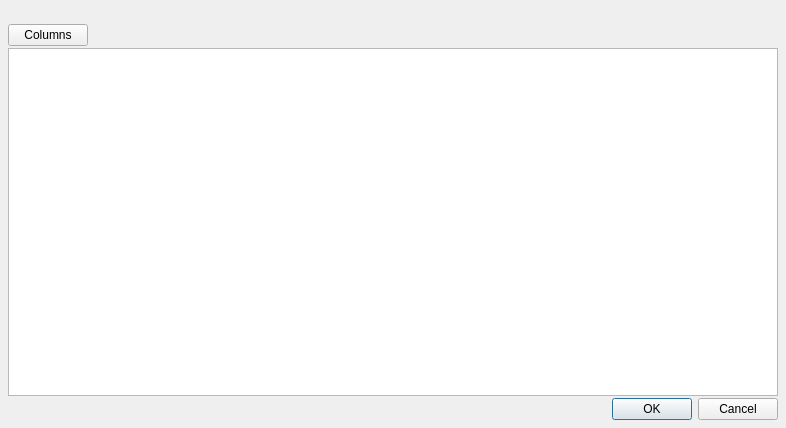
Old version of the form src/ui/ui_proposals.ui in the repository Bertrand256/dash-masternode-tool.
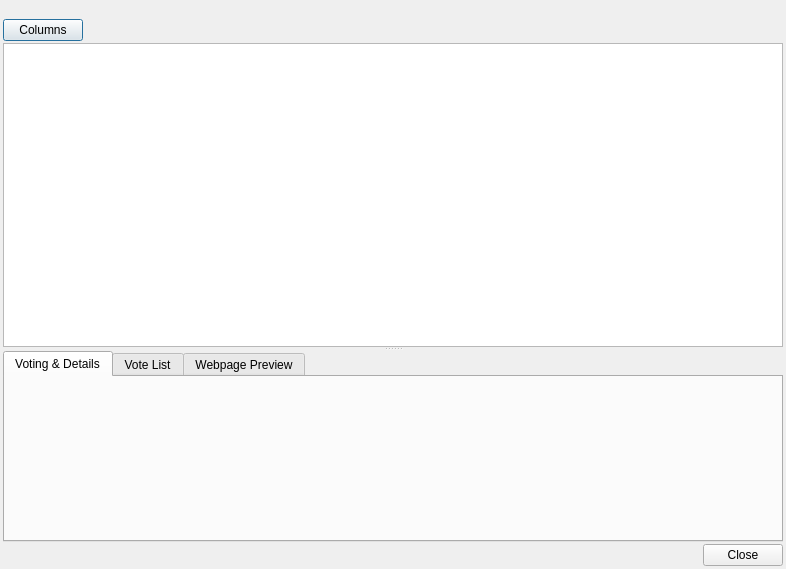
New version of the form.

Commit message: Improvements in performance when loading votes from database. Added tab widget for details.

What changed in the file:
```diff
--- a/src/ui/ui_proposals.ui
+++ b/src/ui/ui_proposals.ui
@@ -7,7 +7,7 @@
     <x>0</x>
     <y>0</y>
     <width>786</width>
-    <height>428</height>
+    <height>569</height>
    </rect>
   </property>
   <property name="windowTitle">
@@ -21,16 +21,16 @@
     <number>2</number>
    </property>
    <property name="leftMargin">
-    <number>8</number>
+    <number>3</number>
    </property>
    <property name="topMargin">
-    <number>8</number>
+    <number>3</number>
    </property>
    <property name="rightMargin">
-    <number>8</number>
+    <number>3</number>
    </property>
    <property name="bottomMargin">
-    <number>8</number>
+    <number>3</number>
    </property>
    <item>
     <widget class="QLabel" name="lblMessage">
@@ -70,6 +70,10 @@
     </layout>
    </item>
    <item>
+    <widget class="QSplitter" name="splitter">
+     <property name="orientation">
+      <enum>Qt::Vertical</enum>
+     </property>
     <widget class="QTableView" name="propsView">
      <property name="sizeAdjustPolicy">
       <enum>QAbstractScrollArea::AdjustToContentsOnFirstShow</enum>
@@ -102,11 +106,33 @@
       <bool>false</bool>
      </attribute>
     </widget>
+     <widget class="QTabWidget" name="tabDetails">
+      <property name="currentIndex">
+       <number>0</number>
+      </property>
+      <widget class="QWidget" name="tabVoting">
+       <attribute name="title">
+        <string>Voting &amp;&amp; Details</string>
+       </attribute>
+      </widget>
+      <widget class="QWidget" name="tabVoteList">
+       <attribute name="title">
+        <string>Vote List</string>
+       </attribute>
+       <zorder>propsView</zorder>
+      </widget>
+      <widget class="QWidget" name="tabWebPreview">
+       <attribute name="title">
+        <string>Webpage Preview</string>
+       </attribute>
+      </widget>
+     </widget>
+    </widget>
    </item>
    <item>
     <widget class="QDialogButtonBox" name="buttonBox">
      <property name="standardButtons">
-      <set>QDialogButtonBox::Cancel|QDialogButtonBox::Ok</set>
+      <set>QDialogButtonBox::Close</set>
      </property>
     </widget>
    </item>
```
Lines whose indentation alone changed are shown as unchanged. The commit also changes 2 other files.
